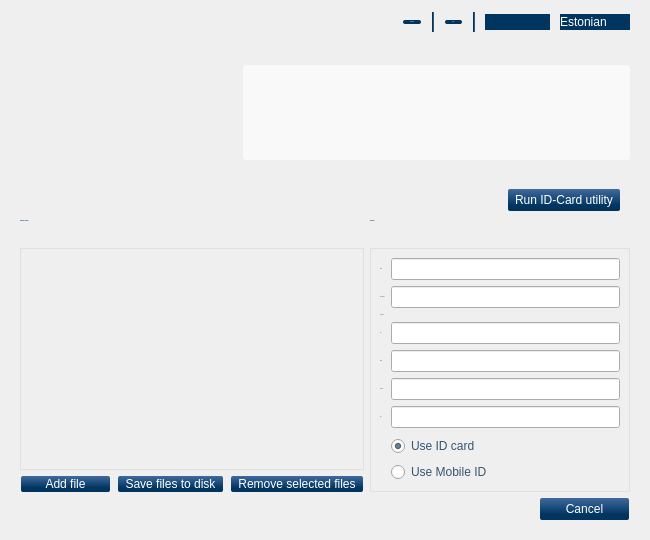
The window that qdigidocclient/trunk/src/ui/MainWindow.ui (tixsys/esteid) describes before a commit, drawn with Qt 5.
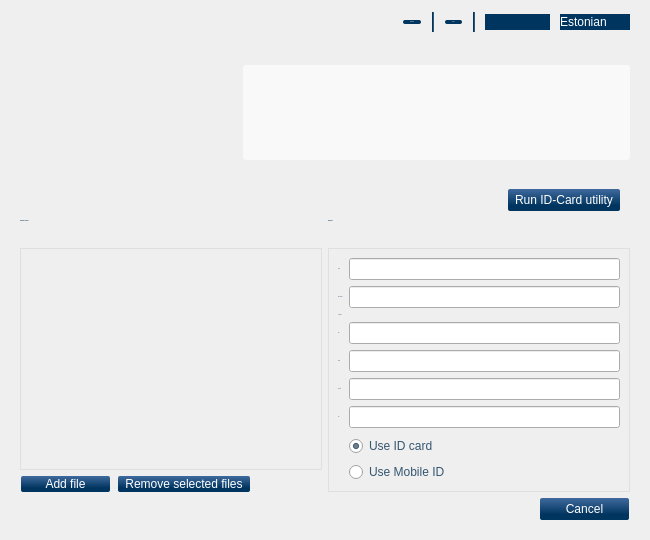
The same window after the commit. The open tabs and pages were chosen to show the change. Icons and pictures are not drawn. Custom widgets are drawn as their Qt base class.

Commit message: qdigidocclient: remove button

Patch:
```diff
--- a/qdigidocclient/trunk/src/ui/MainWindow.ui
+++ b/qdigidocclient/trunk/src/ui/MainWindow.ui
@@ -823,19 +823,6 @@
               </property>
              </widget>
             </item>
-            <item>
-             <widget class="QPushButton" name="signSaveAs">
-              <property name="sizePolicy">
-               <sizepolicy hsizetype="Minimum" vsizetype="Maximum">
-                <horstretch>0</horstretch>
-                <verstretch>0</verstretch>
-               </sizepolicy>
-              </property>
-              <property name="text">
-               <string>Save files to disk</string>
-              </property>
-             </widget>
-            </item>
             <item>
              <widget class="QPushButton" name="signRemoveFile">
               <property name="sizePolicy">
```
The commit also changes 2 other files.
